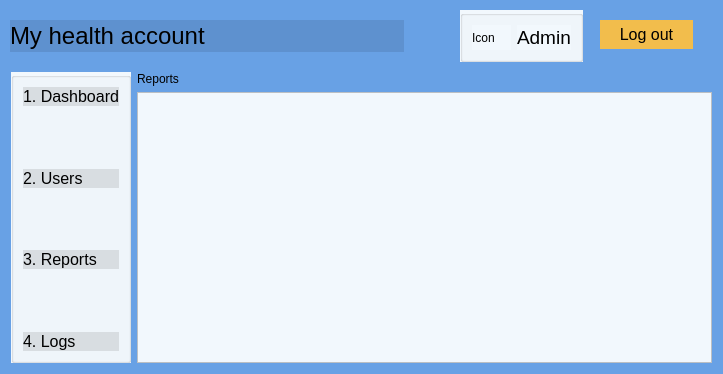
The window that adminreports.ui (Darijan444/COV-19-Desktop_App) describes before a commit, drawn with Qt 5.
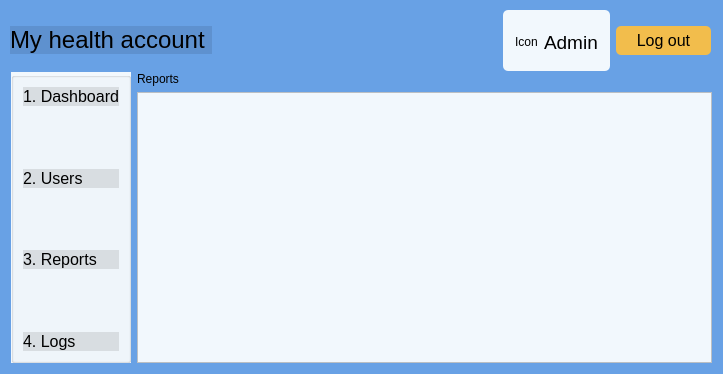
The same window after the commit.

The edit to the form file:
```diff
--- a/adminreports.ui
+++ b/adminreports.ui
@@ -189,32 +189,70 @@
     </item>
    </layout>
   </widget>
-  <widget class="QGroupBox" name="groupBox_6">
+  <widget class="QWidget" name="layoutWidget_2">
    <property name="geometry">
     <rect>
-     <x>460</x>
+     <x>10</x>
      <y>10</y>
-     <width>123</width>
-     <height>52</height>
+     <width>701</width>
+     <height>61</height>
     </rect>
    </property>
+   <layout class="QHBoxLayout" name="horizontalLayout">
+    <item>
+     <widget class="QPushButton" name="pushButtonMyHealthAccount">
    <property name="styleSheet">
-    <string notr="true">background-color: rgb(242, 248, 253)</string>
+       <string notr="true">QPushButton {
+	background-color: rgb(0, 0, 0,0.1); 
+	border: none; 
+	color: rgb(0, 0, 0); 
+	font: 24px;
+	text-align: left;
+} 
+
+</string>
+      </property>
+      <property name="text">
+       <string>My health account </string>
+      </property>
+     </widget>
+    </item>
+    <item>
+     <spacer name="horizontalSpacer">
+      <property name="orientation">
+       <enum>Qt::Horizontal</enum>
+      </property>
+      <property name="sizeHint" stdset="0">
+       <size>
+        <width>188</width>
+        <height>20</height>
+       </size>
+      </property>
+     </spacer>
+    </item>
+    <item>
+     <widget class="QGroupBox" name="groupBox_6">
+      <property name="styleSheet">
+       <string notr="true">QGroupBox { 
+     border-radius: 5px; 
+	background-color: rgb(242, 248, 253);
+ } </string>
    </property>
    <property name="title">
     <string/>
    </property>
-   <layout class="QHBoxLayout" name="horizontalLayout_2">
-    <item>
-     <layout class="QHBoxLayout" name="horizontalLayout">
-      <item>
+      <layout class="QGridLayout" name="gridLayout_2">
+       <item row="0" column="0">
        <widget class="QLabel" name="labelAdmin">
+         <property name="styleSheet">
+          <string notr="true">background-color: rgb(242, 248, 253,0)</string>
+         </property>
         <property name="text">
          <string>Icon</string>
         </property>
        </widget>
       </item>
-      <item>
+       <item row="0" column="1">
        <widget class="QLabel" name="label_17">
         <property name="font">
          <font>
@@ -225,7 +263,8 @@
          </font>
         </property>
         <property name="styleSheet">
-         <string notr="true">font: 14pt &quot;.AppleSystemUIFont&quot;;</string>
+          <string notr="true">font: 14pt &quot;.AppleSystemUIFont&quot;;
+background-color: rgb(242, 248, 253,0)</string>
         </property>
         <property name="text">
          <string>Admin</string>
@@ -233,29 +272,18 @@
        </widget>
       </item>
      </layout>
-    </item>
-   </layout>
-  </widget>
+     </widget>
+    </item>
+    <item>
   <widget class="QPushButton" name="pushButtonLogout">
-   <property name="geometry">
-    <rect>
-     <x>600</x>
-     <y>20</y>
-     <width>93</width>
-     <height>29</height>
-    </rect>
-   </property>
    <property name="styleSheet">
     <string notr="true">QPushButton {
-
     background-color: rgb(242, 189, 76); 
-
-    border: none; 
-
+    border: none;
+     border-radius: 5px; 
     color: rgb(0, 0, 0); 
-
     font: 16px;
-
+    padding: 5 20px;
 } 
 
 QPushButton:hover { 
@@ -272,34 +300,8 @@
     <string>Log out</string>
    </property>
   </widget>
-  <widget class="QSplitter" name="splitter">
-   <property name="geometry">
-    <rect>
-     <x>10</x>
-     <y>20</y>
-     <width>394</width>
-     <height>32</height>
-    </rect>
-   </property>
-   <property name="orientation">
-    <enum>Qt::Horizontal</enum>
-   </property>
-   <widget class="QPushButton" name="pushButtonMyHealthAccount">
-    <property name="styleSheet">
-     <string notr="true">QPushButton {
-	background-color: rgb(0, 0, 0,0.1); 
-	border: none; 
-	color: rgb(0, 0, 0); 
-	font: 24px;
-	text-align: left;
-} 
-
-</string>
-    </property>
-    <property name="text">
-     <string>My health account </string>
-    </property>
-   </widget>
+    </item>
+   </layout>
   </widget>
  </widget>
  <resources/>
```
Left out of the diff: 5 changed lines with no effect on the pictures. Lines whose indentation alone changed are shown as unchanged.
